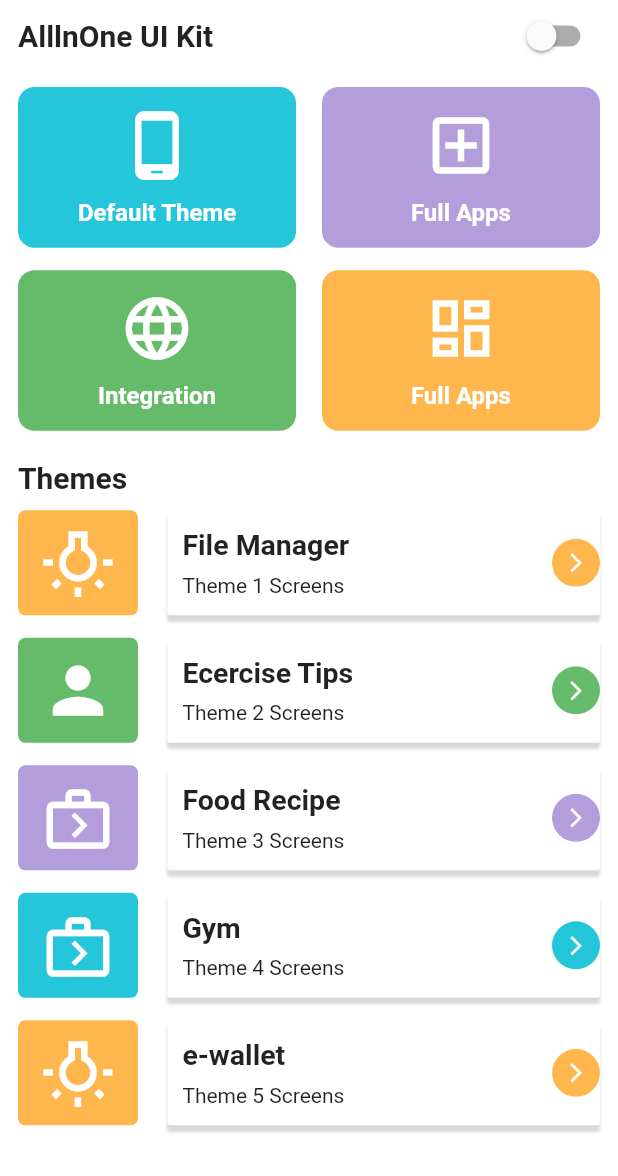
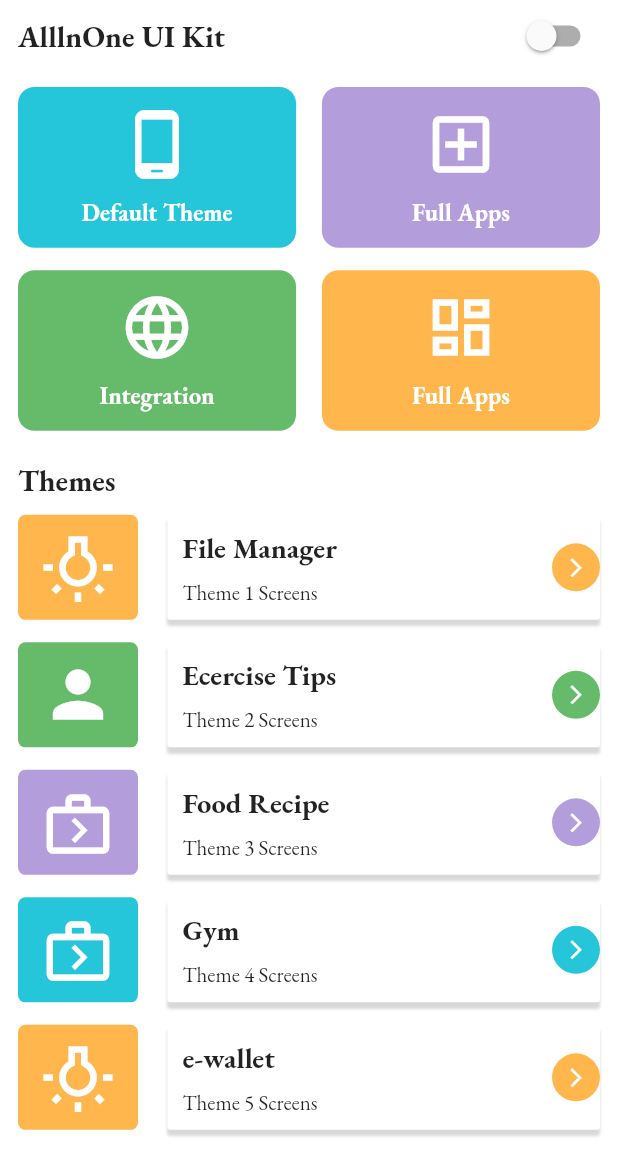
Before and after one commit to KavyaParengal/Dashboard, a Flutter app: the screen it shows after launch, on a phone screen of 412 x 824 dp. Shown: the top 1176 px of the screen. Run offline on Flutter 3.47's test engine with Material 2 defaults, Android fonts, the phone set to English and light mode, and no system bars.

Commit message:
second commit

```diff
--- a/lib/main.dart
+++ b/lib/main.dart
@@ -15,6 +15,7 @@ class MyApp extends StatelessWidget {
       title: 'Flutter Demo',
       theme: ThemeData(
         primarySwatch: Colors.blue,
+        fontFamily: 'EBGaramond'
       ),
       home: Dashboard(),
       debugShowCheckedModeBanner: false,
```
Also changed, not shown: pubspec.yaml (+4 -4 lines).
